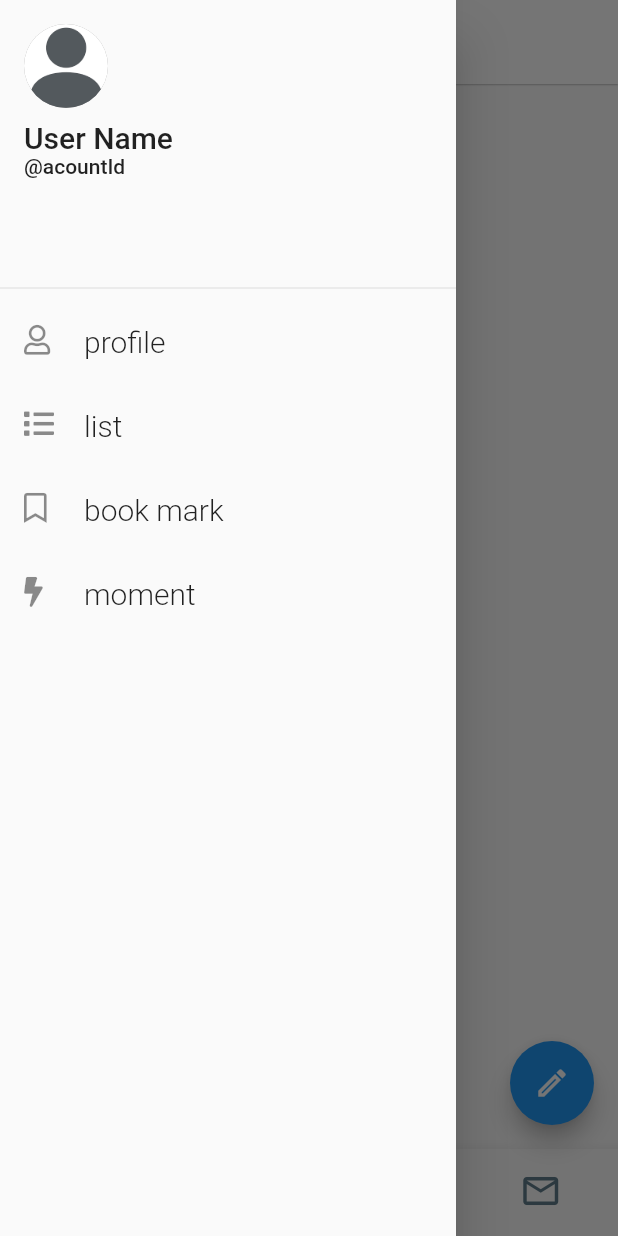
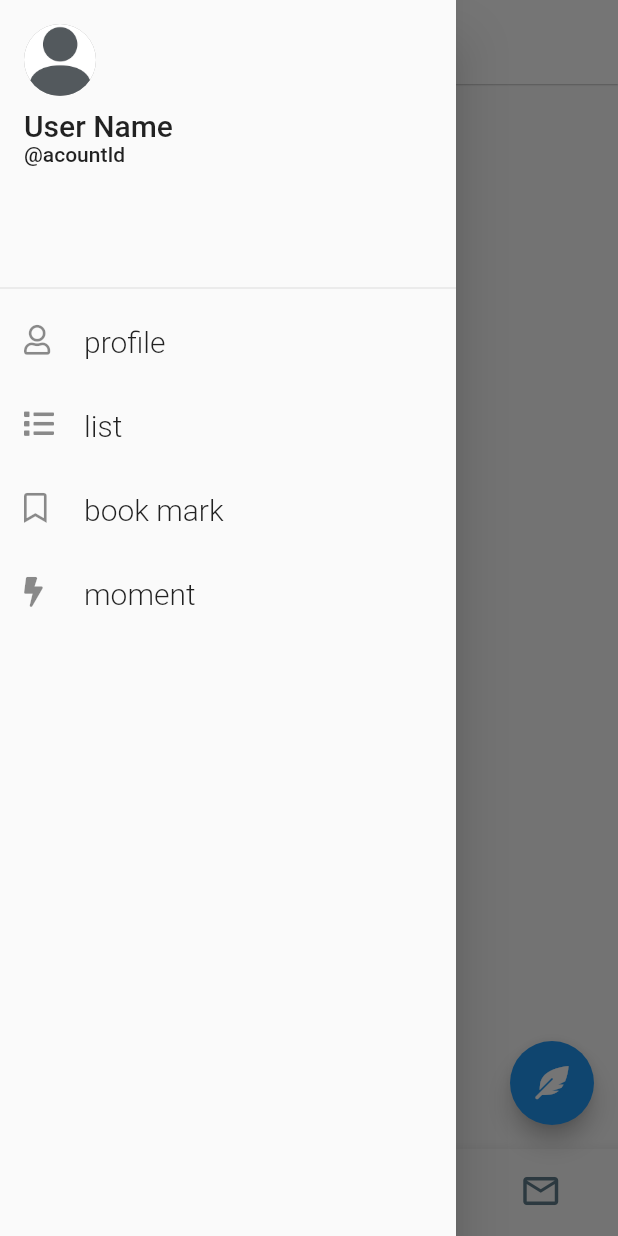
Before and after one commit to yutakashimazaki/practice-flutter, a Flutter app: the screen it shows after launch, with the side drawer open, on a phone screen of 412 x 824 dp. Run offline on Flutter 3.47's test engine with Material 2 defaults, Android fonts, the phone set to English and light mode, and no system bars; our stand-ins replace font_awesome_flutter.

Commit message:
use circle avator inseted of container

```diff
--- a/myapp/lib/view/drawer.dart
+++ b/myapp/lib/view/drawer.dart
@@ -55,19 +55,12 @@ class LeftDrawerView extends StatelessWidget {
             child: Column(
               crossAxisAlignment: CrossAxisAlignment.start,
               children: [
-              Padding(
-                padding: const EdgeInsets.only(bottom: 8.0),
-                child: Container(
-                  height: 56.0,
-                  width: 56.0,
-                  decoration: const BoxDecoration(
-                    shape: BoxShape.circle,
-                    color: Colors.grey,
-                    image: DecorationImage(
-                      image: AssetImage('res/image/user.png'),
-                      fit: BoxFit.fill
-                    )
-                  ),
+              const Padding(
+                padding: EdgeInsets.only(bottom: 8.0),
+                child: CircleAvatar(
+                  radius: 24.0,
+                  backgroundColor: Colors.grey,
+                  backgroundImage: AssetImage('res/image/user.png'),
                 ),
               ),
               Text(
--- a/myapp/lib/view/root.dart
+++ b/myapp/lib/view/root.dart
@@ -4,6 +4,7 @@ import 'package:myapp/view/search.dart';
 import 'package:myapp/view/notification.dart';
 import 'package:myapp/view/message.dart';
 import 'package:myapp/view/drawer.dart';
+import 'package:font_awesome_flutter/font_awesome_flutter.dart';
 
 // TODO StatlessにしてProviderパターンで実装する
 class RootView extends StatefulWidget {
@@ -89,7 +90,7 @@ class RootViewState extends State<RootView> {
         onPressed: (){
           // TODO テキスト入力のモーダルを表示
         },
-        child: const Icon(Icons.edit_outlined),
+        child: const FaIcon(FontAwesomeIcons.featherAlt, size: 22.0),
       )
     );
   }
```
